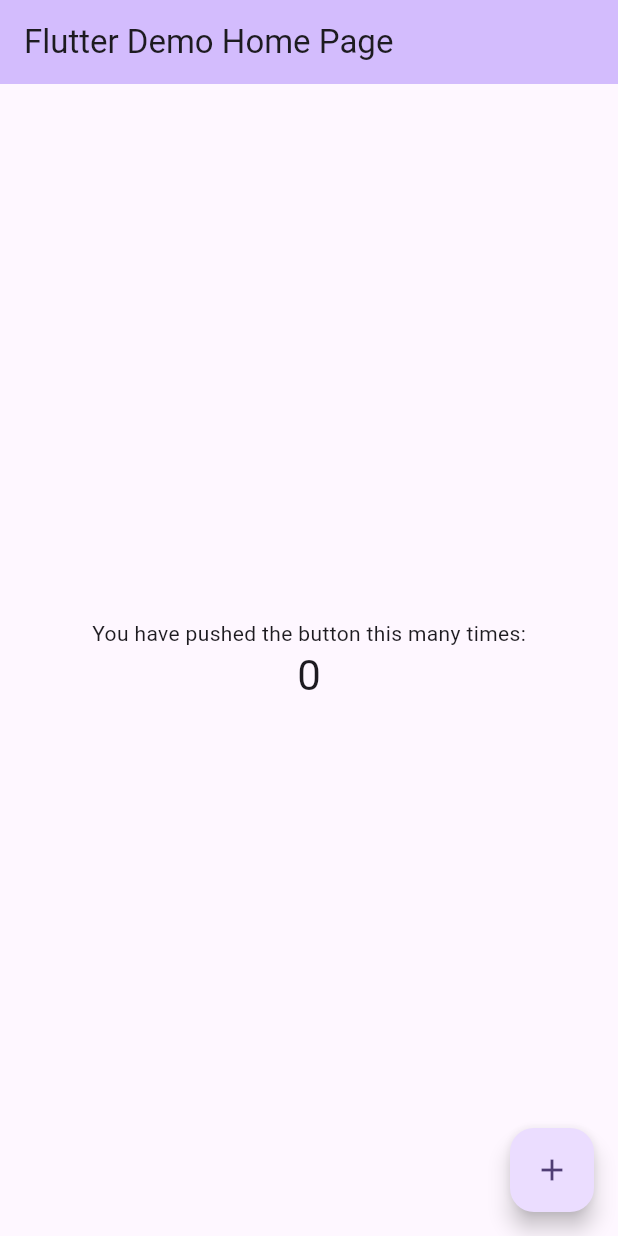
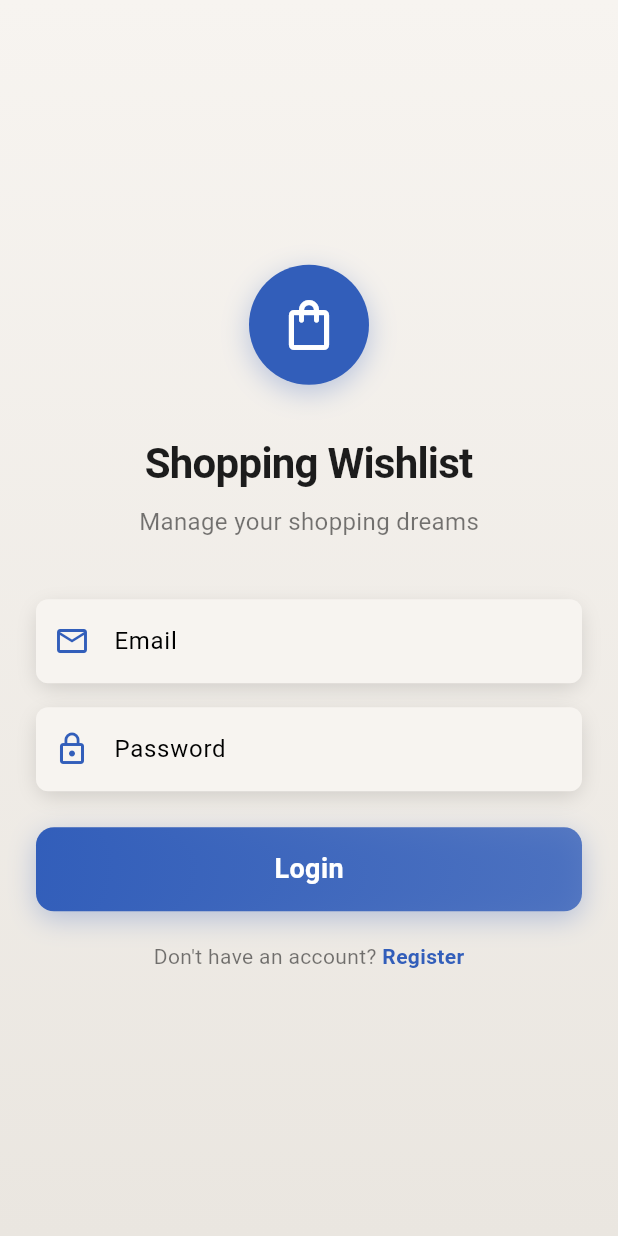
Before and after one commit to rizkndla/shopping_wishlist_app, a Flutter app: the screen it shows after launch, on a phone screen of 412 x 824 dp. Run offline on Flutter 3.47's test engine with Material 3 defaults, Android fonts, the phone set to English and light mode, and no system bars.

Commit message:
tes - add login screen with animations and form validation

```diff
--- a/lib/main.dart
+++ b/lib/main.dart
@@ -1,122 +1,56 @@
 import 'package:flutter/material.dart';
+import 'screens/login_screen.dart';
 
 void main() {
-  runApp(const MyApp());
+  runApp(MyApp());
 }
 
 class MyApp extends StatelessWidget {
-  const MyApp({super.key});
-
-  // This widget is the root of your application.
   @override
   Widget build(BuildContext context) {
     return MaterialApp(
-      title: 'Flutter Demo',
+      title: 'Shopping Wishlist',
       theme: ThemeData(
-        // This is the theme of your application.
-        //
-        // TRY THIS: Try running your application with "flutter run". You'll see
-        // the application has a purple toolbar. Then, without quitting the app,
-        // try changing the seedColor in the colorScheme below to Colors.green
-        // and then invoke "hot reload" (save your changes or press the "hot
-        // reload" button in a Flutter-supported IDE, or press "r" if you used
-        // the command line to start the app).
-        //
-        // Notice that the counter didn't reset back to zero; the application
-        // state is not lost during the reload. To reset the state, use hot
-        // restart instead.
-        //
-        // This works for code too, not just values: Most code changes can be
-        // tested with just a hot reload.
-        colorScheme: ColorScheme.fromSeed(seedColor: Colors.deepPurple),
+        primaryColor: Color(0xFF325eba),
+        colorScheme: ColorScheme.light(
+          primary: Color(0xFF325eba),
+          secondary: Color(0xFF1c1c1c),
+          background: Color(0xFFeae6e0),
+          surface: Color(0xFFf7f4f0),
+          onPrimary: Colors.white,
+          onSecondary: Colors.white,
+        ),
+        scaffoldBackgroundColor: Color(0xFFeae6e0),
+        appBarTheme: AppBarTheme(
+          backgroundColor: Color(0xFF325eba),
+          elevation: 0,
+          centerTitle: true,
+          iconTheme: IconThemeData(color: Colors.white),
+        ),
+        // ✅ FIX: Gunakan CardThemeData bukan CardTheme
+        cardTheme: CardThemeData(
+          color: Color(0xFFf7f4f0),
+          elevation: 2,
+          shape: RoundedRectangleBorder(
+            borderRadius: BorderRadius.circular(12),
+          ),
+        ),
+        inputDecorationTheme: InputDecorationTheme(
+          filled: true,
+          fillColor: Color(0xFFf7f4f0),
+          border: OutlineInputBorder(
+            borderRadius: BorderRadius.circular(8),
+            borderSide: BorderSide.none,
+          ),
+          focusedBorder: OutlineInputBorder(
+            borderRadius: BorderRadius.circular(8),
+            borderSide: BorderSide(color: Color(0xFF325eba), width: 2),
+          ),
+        ),
+        visualDensity: VisualDensity.adaptivePlatformDensity,
       ),
-      home: const MyHomePage(title: 'Flutter Demo Home Page'),
+      home: LoginScreen(),
+      debugShowCheckedModeBanner: false,
     );
   }
 }
-
-class MyHomePage extends StatefulWidget {
-  const MyHomePage({super.key, required this.title});
-
-  // This widget is the home page of your application. It is stateful, meaning
-  // that it has a State object (defined below) that contains fields that affect
-  // how it looks.
-
-  // This class is the configuration for the state. It holds the values (in this
-  // case the title) provided by the parent (in this case the App widget) and
-  // used by the build method of the State. Fields in a Widget subclass are
-  // always marked "final".
-
-  final String title;
-
-  @override
-  State<MyHomePage> createState() => _MyHomePageState();
-}
-
-class _MyHomePageState extends State<MyHomePage> {
-  int _counter = 0;
-
-  void _incrementCounter() {
-    setState(() {
-      // This call to setState tells the Flutter framework that something has
-      // changed in this State, which causes it to rerun the build method below
-      // so that the display can reflect the updated values. If we changed
-      // _counter without calling setState(), then the build method would not be
-      // called again, and so nothing would appear to happen.
-      _counter++;
-    });
-  }
-
-  @override
-  Widget build(BuildContext context) {
-    // This method is rerun every time setState is called, for instance as done
-    // by the _incrementCounter method above.
-    //
-    // The Flutter framework has been optimized to make rerunning build methods
-    // fast, so that you can just rebuild anything that needs updating rather
-    // than having to individually change instances of widgets.
-    return Scaffold(
-      appBar: AppBar(
-        // TRY THIS: Try changing the color here to a specific color (to
-        // Colors.amber, perhaps?) and trigger a hot reload to see the AppBar
-        // change color while the other colors stay the same.
-        backgroundColor: Theme.of(context).colorScheme.inversePrimary,
-        // Here we take the value from the MyHomePage object that was created by
-        // the App.build method, and use it to set our appbar title.
-        title: Text(widget.title),
-      ),
-      body: Center(
-        // Center is a layout widget. It takes a single child and positions it
-        // in the middle of the parent.
-        child: Column(
-          // Column is also a layout widget. It takes a list of children and
-          // arranges them vertically. By default, it sizes itself to fit its
-          // children horizontally, and tries to be as tall as its parent.
-          //
-          // Column has various properties to control how it sizes itself and
-          // how it positions its children. Here we use mainAxisAlignment to
-          // center the children vertically; the main axis here is the vertical
-          // axis because Columns are vertical (the cross axis would be
-          // horizontal).
-          //
-          // TRY THIS: Invoke "debug painting" (choose the "Toggle Debug Paint"
-          // action in the IDE, or press "p" in the console), to see the
-          // wireframe for each widget.
-          mainAxisAlignment: MainAxisAlignment.center,
-          children: <Widget>[
-            const Text('You have pushed the button this many times:'),
-            Text(
-              '$_counter',
-              style: Theme.of(context).textTheme.headlineMedium,
-            ),
-          ],
-        ),
-      ),
-      floatingActionButton: FloatingActionButton(
-        onPressed: _incrementCounter,
-        tooltip: 'Increment',
-        child: const Icon(Icons.add),
-      ), // This trailing comma makes auto-formatting nicer for build methods.
-    );
-  }
-}
--- /dev/null
+++ b/lib/screens/login_screen.dart
@@ -0,0 +1,294 @@
+import 'package:flutter/material.dart';
+
+class LoginScreen extends StatefulWidget {
+  @override
+  _LoginScreenState createState() => _LoginScreenState();
+}
+
+class _LoginScreenState extends State<LoginScreen>
+    with SingleTickerProviderStateMixin {
+
+  late AnimationController _controller;
+  late Animation<double> _fadeAnimation;
+  late Animation<double> _slideAnimation;
+
+  final _formKey = GlobalKey<FormState>();
+  String _email = '';
+  String _password = '';
+
+  @override
+  void initState() {
+    super.initState();
+
+    _controller = AnimationController(
+      duration: Duration(milliseconds: 1000),
+      vsync: this,
+    );
+
+    _fadeAnimation = Tween<double>(begin: 0.0, end: 1.0).animate(
+      CurvedAnimation(parent: _controller, curve: Curves.easeInOut),
+    );
+
+    _slideAnimation = Tween<double>(begin: 50.0, end: 0.0).animate(
+      CurvedAnimation(parent: _controller, curve: Curves.easeOut),
+    );
+
+    _controller.forward();
+  }
+
+  @override
+  void dispose() {
+    _controller.dispose();
+    super.dispose();
+  }
+
+  void _login() {
+    if (_formKey.currentState!.validate()) {
+      // TODO: Implement login logic
+      print('Login: $_email, $_password');
+    }
+  }
+
+  @override
+  Widget build(BuildContext context) {
+    return Scaffold(
+      body: AnimatedBuilder(
+        animation: _controller,
+        builder: (context, child) {
+          return Container(
+            decoration: BoxDecoration(
+              gradient: LinearGradient(
+                begin: Alignment.topCenter,
+                end: Alignment.bottomCenter,
+                colors: [
+                  Color(0xFFf7f4f0),
+                  Color(0xFFeae6e0),
+                ],
+              ),
+            ),
+            child: Padding(
+              padding: EdgeInsets.all(24),
+              child: Transform.translate(
+                offset: Offset(0, _slideAnimation.value),
+                child: Opacity(
+                  opacity: _fadeAnimation.value,
+                  child: Column(
+                    mainAxisAlignment: MainAxisAlignment.center,
+                    children: [
+                      // Animated Logo
+                      ScaleTransition(
+                        scale: CurvedAnimation(
+                          parent: _controller,
+                          curve: Curves.elasticOut,
+                        ),
+                        child: Container(
+                          width: 80,
+                          height: 80,
+                          decoration: BoxDecoration(
+                            color: Color(0xFF325eba),
+                            shape: BoxShape.circle,
+                            boxShadow: [
+                              BoxShadow(
+                                color: Color(0xFF325eba).withOpacity(0.3),
+                                blurRadius: 15,
+                                offset: Offset(0, 5),
+                              ),
+                            ],
+                          ),
+                          child: Icon(
+                            Icons.shopping_bag_outlined,
+                            color: Colors.white,
+                            size: 40,
+                          ),
+                        ),
+                      ),
+
+                      SizedBox(height: 32),
+
+                      // Title with fade animation
+                      FadeTransition(
+                        opacity: _fadeAnimation,
+                        child: Text(
+                          'Shopping Wishlist',
+                          style: TextStyle(
+                            fontSize: 28,
+                            fontWeight: FontWeight.bold,
+                            color: Color(0xFF1c1c1c),
+                            letterSpacing: -0.5,
+                          ),
+                        ),
+                      ),
+
+                      SizedBox(height: 8),
+
+                      FadeTransition(
+                        opacity: _fadeAnimation,
+                        child: Text(
+                          'Manage your shopping dreams',
+                          style: TextStyle(
+                            fontSize: 16,
+                            color: Color(0xFF1c1c1c).withOpacity(0.6),
+                          ),
+                        ),
+                      ),
+
+                      SizedBox(height: 40),
+
+                      // Login Form
+                      Form(
+                        key: _formKey,
+                        child: Column(
+                          children: [
+                            Container(
+                              decoration: BoxDecoration(
+                                borderRadius: BorderRadius.circular(12),
+                                boxShadow: [
+                                  BoxShadow(
+                                    color: Colors.black12,
+                                    blurRadius: 10,
+                                    offset: Offset(0, 4),
+                                  ),
+                                ],
+                              ),
+                              child: TextFormField(
+                                decoration: InputDecoration(
+                                  hintText: 'Email',
+                                  prefixIcon: Icon(Icons.email_outlined,
+                                      color: Color(0xFF325eba)),
+                                  filled: true,
+                                  fillColor: Color(0xFFf7f4f0),
+                                ),
+                                validator: (value) {
+                                  if (value == null || value.isEmpty) {
+                                    return 'Please enter your email';
+                                  }
+                                  return null;
+                                },
+                                onChanged: (value) => _email = value,
+                              ),
+                            ),
+
+                            SizedBox(height: 16),
+
+                            Container(
+                              decoration: BoxDecoration(
+                                borderRadius: BorderRadius.circular(12),
+                                boxShadow: [
+                                  BoxShadow(
+                                    color: Colors.black12,
+                                    blurRadius: 10,
+                                    offset: Offset(0, 4),
+                                  ),
+                                ],
+                              ),
+                              child: TextFormField(
+                                obscureText: true,
+                                decoration: InputDecoration(
+                                  hintText: 'Password',
+                                  prefixIcon: Icon(Icons.lock_outline,
+                                      color: Color(0xFF325eba)),
+                                  filled: true,
+                                  fillColor: Color(0xFFf7f4f0),
+                                ),
+                                validator: (value) {
+                                  if (value == null || value.isEmpty) {
+                                    return 'Please enter your password';
+                                  }
+                                  return null;
+                                },
+                                onChanged: (value) => _password = value,
+                              ),
+                            ),
+
+                            SizedBox(height: 24),
+
+                            // Animated Login Button
+                            ScaleTransition(
+                              scale: CurvedAnimation(
+                                parent: _controller,
+                                curve: Curves.fastOutSlowIn,
+                              ),
+                              child: Container(
+                                width: double.infinity,
+                                height: 56,
+                                decoration: BoxDecoration(
+                                  borderRadius: BorderRadius.circular(12),
+                                  gradient: LinearGradient(
+                                    colors: [
+                                      Color(0xFF325eba),
+                                      Color(0xFF325eba).withOpacity(0.8),
+                                    ],
+                                    begin: Alignment.topLeft,
+                                    end: Alignment.bottomRight,
+                                  ),
+                                  boxShadow: [
+                                    BoxShadow(
+                                      color: Color(0xFF325eba).withOpacity(0.3),
+                                      blurRadius: 15,
+                                      offset: Offset(0, 5),
+                                    ),
+                                  ],
+                                ),
+                                child: Material(
+                                  color: Colors.transparent,
+                                  child: InkWell(
+                                    borderRadius: BorderRadius.circular(12),
+                                    onTap: _login,
+                                    child: Center(
+                                      child: Text(
+                                        'Login',
+                                        style: TextStyle(
+                                          color: Colors.white,
+                                          fontSize: 18,
+                                          fontWeight: FontWeight.w600,
+                                        ),
+                                      ),
+                                    ),
+                                  ),
+                                ),
+                              ),
+                            ),
+
+                            SizedBox(height: 20),
+
+                            // Register Link
+                            FadeTransition(
+                              opacity: _fadeAnimation,
+                              child: Row(
+                                mainAxisAlignment: MainAxisAlignment.center,
+                                children: [
+                                  Text(
+                                    'Don\'t have an account? ',
+                                    style: TextStyle(
+                                      color: Color(0xFF1c1c1c).withOpacity(0.6),
+                                    ),
+                                  ),
+                                  GestureDetector(
+                                    onTap: () {
+                                      // TODO: Navigate to register
+                                    },
+                                    child: Text(
+                                      'Register',
+                                      style: TextStyle(
+                                        color: Color(0xFF325eba),
+                                        fontWeight: FontWeight.w600,
+                                      ),
+                                    ),
+                                  ),
+                                ],
+                              ),
+                            ),
+                          ],
+                        ),
+                      ),
+                    ],
+                  ),
+                ),
+              ),
+            ),
+          );
+        },
+      ),
+    );
+  }
+}
```
